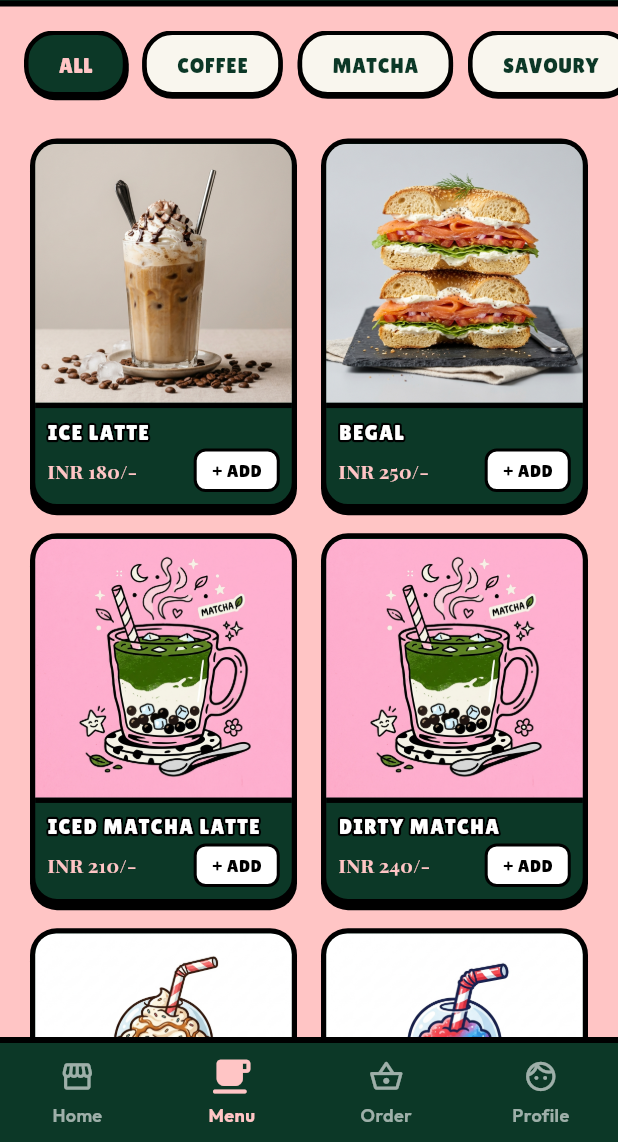
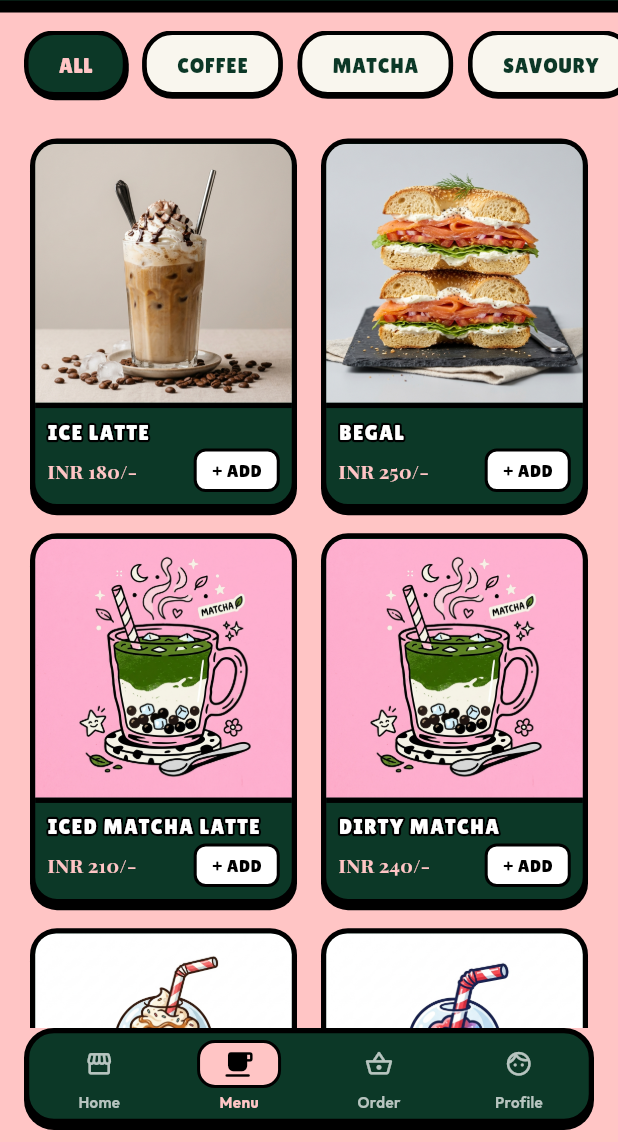
Before and after one commit to tithi0126/Schmucks, a Flutter app: the HomeScreen screen opened directly, item 2 of the bottom bar chosen, on a phone screen of 412 x 824 dp, the part 94-1236 px from its top. Run offline on Flutter 3.47's test engine with Material 3 defaults, Android fonts, the phone set to English and light mode, and no system bars; drawn by our look-alikes of flutter_animate; our stand-ins replace google_fonts, shared_preferences; accounts and stored records are empty.

Commit message:
design(ui): enhance app bar/nav bar focus and align list scroll tracks

```diff
--- a/lib/features/notifications/views/notification_screen.dart
+++ b/lib/features/notifications/views/notification_screen.dart
@@ -69,6 +69,12 @@ class NotificationScreen extends StatelessWidget {
         border: Border(
           bottom: BorderSide(color: Colors.black, width: 4.0),
         ),
+        boxShadow: [
+          BoxShadow(
+            color: Colors.black,
+            offset: Offset(0, 4),
+          ),
+        ],
       ),
       child: Row(
         children: [
--- a/lib/features/orders/views/order_history_screen.dart
+++ b/lib/features/orders/views/order_history_screen.dart
@@ -105,6 +105,12 @@ class OrderHistoryScreen extends StatelessWidget {
         border: Border(
           bottom: BorderSide(color: Colors.black, width: 4.0),
         ),
+        boxShadow: [
+          BoxShadow(
+            color: Colors.black,
+            offset: Offset(0, 4),
+          ),
+        ],
       ),
       child: Row(
         children: [
--- a/lib/features/settings/views/settings_screen.dart
+++ b/lib/features/settings/views/settings_screen.dart
@@ -143,6 +143,12 @@ class _SettingsScreenState extends State<SettingsScreen> {
         border: Border(
           bottom: BorderSide(color: Colors.black, width: 4.0),
         ),
+        boxShadow: [
+          BoxShadow(
+            color: Colors.black,
+            offset: Offset(0, 4),
+          ),
+        ],
       ),
       child: Row(
         children: [
--- a/lib/features/shop/views/home_screen.dart
+++ b/lib/features/shop/views/home_screen.dart
@@ -162,6 +162,12 @@ class _HomeScreenState extends State<HomeScreen> {
             border: Border(
               bottom: BorderSide(color: Colors.black, width: 4.0),
             ),
+            boxShadow: [
+              BoxShadow(
+                color: Colors.black,
+                offset: Offset(0, 4),
+              ),
+            ],
           ),
           child: Row(
             mainAxisAlignment: MainAxisAlignment.spaceBetween,
@@ -676,6 +682,12 @@ class _HomeScreenState extends State<HomeScreen> {
             border: Border(
               bottom: BorderSide(color: Colors.black, width: 4.0),
             ),
+            boxShadow: [
+              BoxShadow(
+                color: Colors.black,
+                offset: Offset(0, 4),
+              ),
+            ],
           ),
           child: Row(
             mainAxisAlignment: MainAxisAlignment.spaceBetween,
@@ -964,6 +976,12 @@ class _HomeScreenState extends State<HomeScreen> {
             border: Border(
               bottom: BorderSide(color: Colors.black, width: 4.0),
             ),
+            boxShadow: [
+              BoxShadow(
+                color: Colors.black,
+                offset: Offset(0, 4),
+              ),
+            ],
           ),
           child: const ComicText(
             text: 'YOUR CART',
@@ -1484,6 +1502,12 @@ class _HomeScreenState extends State<HomeScreen> {
             border: Border(
               bottom: BorderSide(color: Colors.black, width: 4.0),
             ),
+            boxShadow: [
+              BoxShadow(
+                color: Colors.black,
+                offset: Offset(0, 4),
+              ),
+            ],
           ),
           child: const ComicText(
             text: "MY PROFILE",
@@ -1862,13 +1886,19 @@ class _HomeScreenState extends State<HomeScreen> {
   Widget _buildBottomNav() {
     final double bottomPadding = MediaQuery.of(context).padding.bottom;
     return Container(
-      height: 70 + bottomPadding,
-      padding: EdgeInsets.only(bottom: bottomPadding),
-      decoration: const BoxDecoration(
-        color: Color(0xFF0C3827), // Solid green bottom nav background
-        border: Border(
-          top: BorderSide(color: Colors.black, width: 4.0),
-        ),
+      margin: EdgeInsets.fromLTRB(16, 0, 16, bottomPadding > 0 ? bottomPadding : 12),
+      height: 64,
+      decoration: BoxDecoration(
+        color: const Color(0xFF0C3827), // Solid green bottom nav background
+        borderRadius: BorderRadius.circular(20),
+        border: Border.all(color: Colors.black, width: 3.5),
+        boxShadow: const [
+          BoxShadow(
+            color: Colors.black,
+            offset: Offset(0, 4),
+            blurRadius: 0,
+          ),
+        ],
       ),
       child: Row(
         mainAxisAlignment: MainAxisAlignment.spaceAround,
@@ -1899,26 +1929,39 @@ class _HomeScreenState extends State<HomeScreen> {
         child: Column(
           mainAxisAlignment: MainAxisAlignment.center,
           children: [
-            // Icon
             Stack(
               alignment: Alignment.topRight,
               children: [
-                Icon(
-                  isActive ? activeIcon : inactiveIcon,
-                  color: isActive ? const Color(0xFFFFC5C5) : Colors.white60, // Pink highlight active, white60 inactive
-                  size: 26,
-                )
-                .animate(target: isActive ? 1.0 : 0.0)
-                .scale(begin: const Offset(0.9, 0.9), end: const Offset(1.15, 1.15), duration: 250.ms, curve: Curves.elasticOut),
-
-                // Overlay item count badge specifically for Order (Cart) tab
+                AnimatedContainer(
+                  duration: const Duration(milliseconds: 200),
+                  curve: Curves.easeInOut,
+                  padding: EdgeInsets.symmetric(
+                    horizontal: isActive ? 16 : 8,
+                    vertical: isActive ? 4 : 4,
+                  ),
+                  decoration: BoxDecoration(
+                    color: isActive ? const Color(0xFFFFC5C5) : Colors.transparent,
+                    borderRadius: BorderRadius.circular(12),
+                    border: isActive
+                        ? Border.all(color: Colors.black, width: 2.0)
+                        : Border.all(color: Colors.transparent, width: 2.0),
+                  ),
+                  child: Icon(
+                    isActive ? activeIcon : inactiveIcon,
+                    color: isActive ? Colors.black : Colors.white70,
+                    size: 20,
+                  )
+                  .animate(target: isActive ? 1.0 : 0.0)
+                  .scale(begin: const Offset(0.95, 0.95), end: const Offset(1.1, 1.1), duration: 200.ms, curve: Curves.elasticOut),
+                ),
+
                 if (isCart && _cartTotalItems > 0)
                   Transform.translate(
-                    offset: const Offset(8, -8),
+                    offset: const Offset(6, -6),
                     child: Container(
                       padding: const EdgeInsets.all(3),
                       decoration: BoxDecoration(
-                        color: const Color(0xFFFFC5C5), // Soft Pink badge on green nav bar
+                        color: const Color(0xFFFFC5C5), // Soft Pink badge
                         shape: BoxShape.circle,
                         border: Border.all(color: Colors.black, width: 1.5),
                       ),
@@ -1937,15 +1980,14 @@ class _HomeScreenState extends State<HomeScreen> {
                   .scale(begin: const Offset(0.6, 0.6), end: const Offset(1.0, 1.0), duration: 500.ms, curve: Curves.elasticOut),
               ],
             ),
-            const SizedBox(height: 4),
-
-            // Label Text in classy sans-serif
+            const SizedBox(height: 2),
+
             Text(
               label,
               style: GoogleFonts.outfit(
-                color: isActive ? const Color(0xFFFFC5C5) : Colors.white60, // Pink active, white60 inactive
+                color: isActive ? const Color(0xFFFFC5C5) : Colors.white70,
                 fontWeight: isActive ? FontWeight.bold : FontWeight.w600,
-                fontSize: 12,
+                fontSize: 10,
               ),
             ),
           ],
--- a/lib/features/shop/views/product_detail_screen.dart
+++ b/lib/features/shop/views/product_detail_screen.dart
@@ -155,6 +155,12 @@ class _ProductDetailScreenState extends State<ProductDetailScreen> {
         border: Border(
           bottom: BorderSide(color: Colors.black, width: 4.0),
         ),
+        boxShadow: [
+          BoxShadow(
+            color: Colors.black,
+            offset: Offset(0, 4),
+          ),
+        ],
       ),
       child: Row(
         children: [
```
Also changed, not shown: 1 other file.
